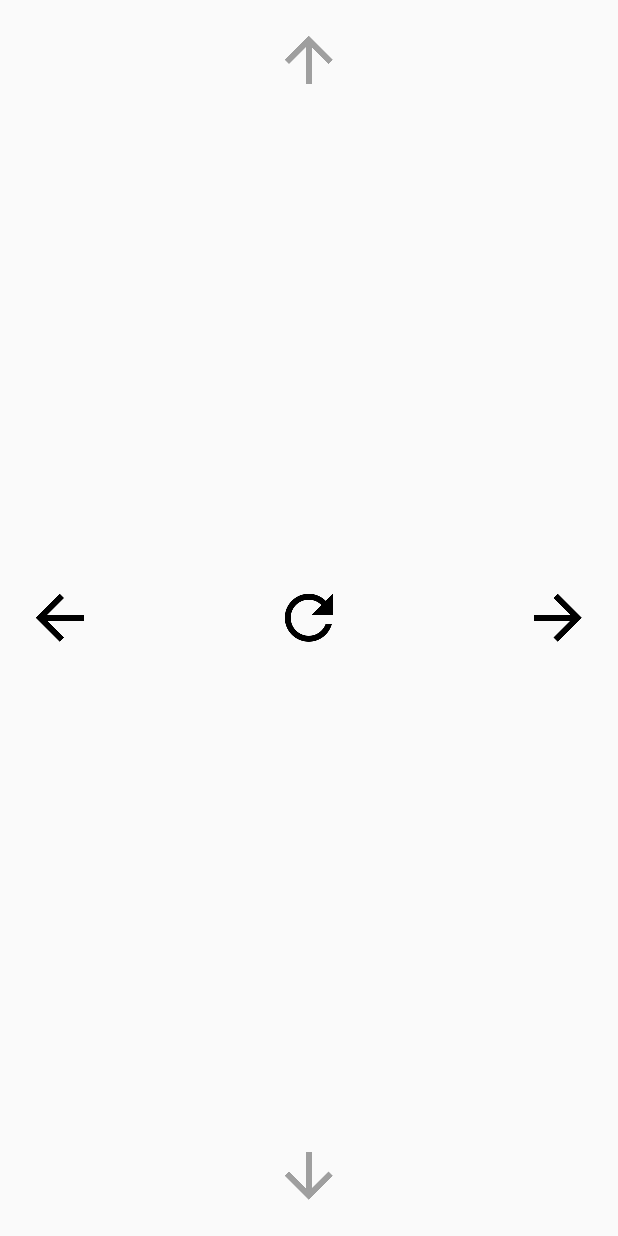
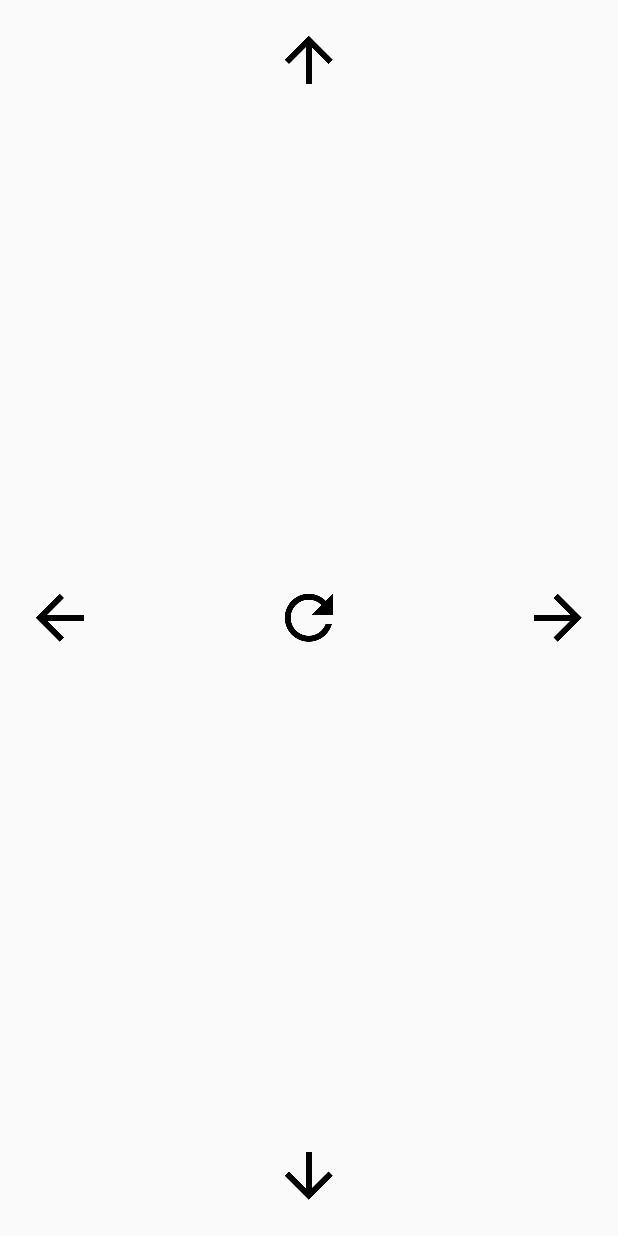
Before and after one commit to sho-87/random-walk, an Android app: the layout content_main.xml on its own in the app's theme, with its tools: preview values and no code run, on a phone screen of 412 x 824 dp. Run offline under Robolectric (Android 15) with nearby library versions, the phone set to English and light mode, and no system bars.

Commit message:
Set initial button colour states

```diff
--- a/app/src/main/res/layout/content_main.xml
+++ b/app/src/main/res/layout/content_main.xml
@@ -23,7 +23,7 @@
         android:clickable="false"
         android:contentDescription="@string/forward_button"
         android:src="@drawable/ic_arrow_upward_black_48dp"
-        android:tint="@color/buttonNotSelected"
+        android:tint="@color/buttonSelected"
         />
 
     <ImageButton
@@ -35,7 +35,7 @@
         android:background="@null"
         android:contentDescription="@string/back_button"
         android:src="@drawable/ic_arrow_downward_black_48dp"
-        android:tint="@color/buttonNotSelected"/>
+        android:tint="@color/buttonSelected"/>
 
     <ImageButton
         android:id="@+id/leftButton"
```
Also changed, not shown: app/src/main/java/ca/simonho/randomwalk/MainActivity.java (+37 -0 lines).
